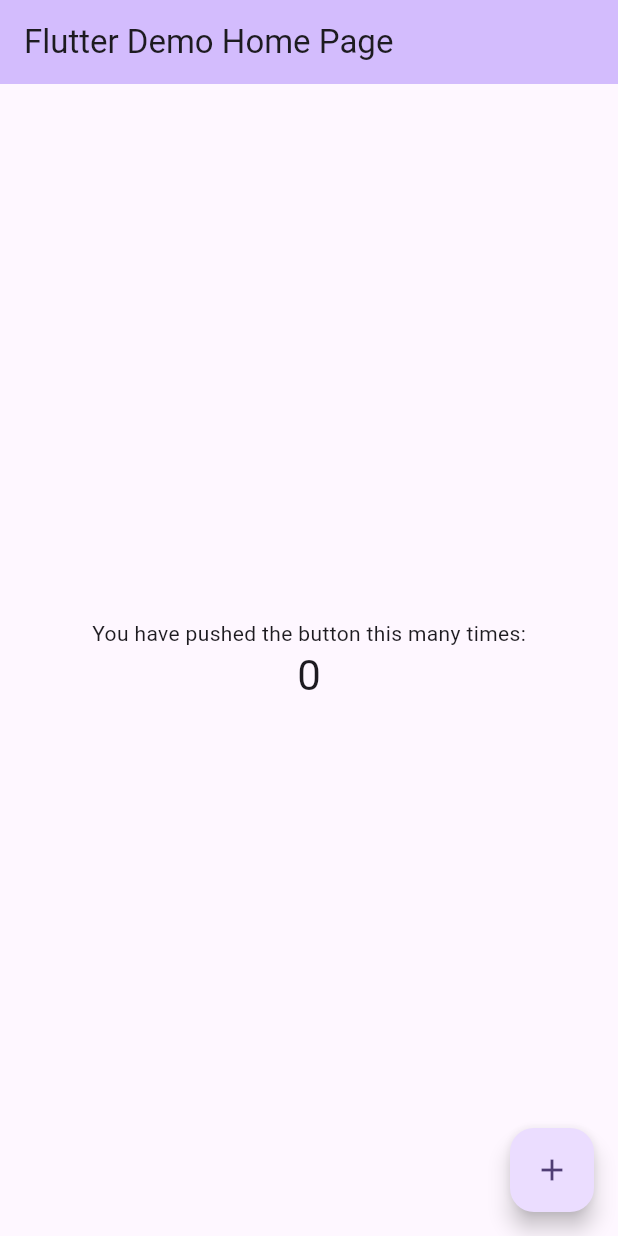
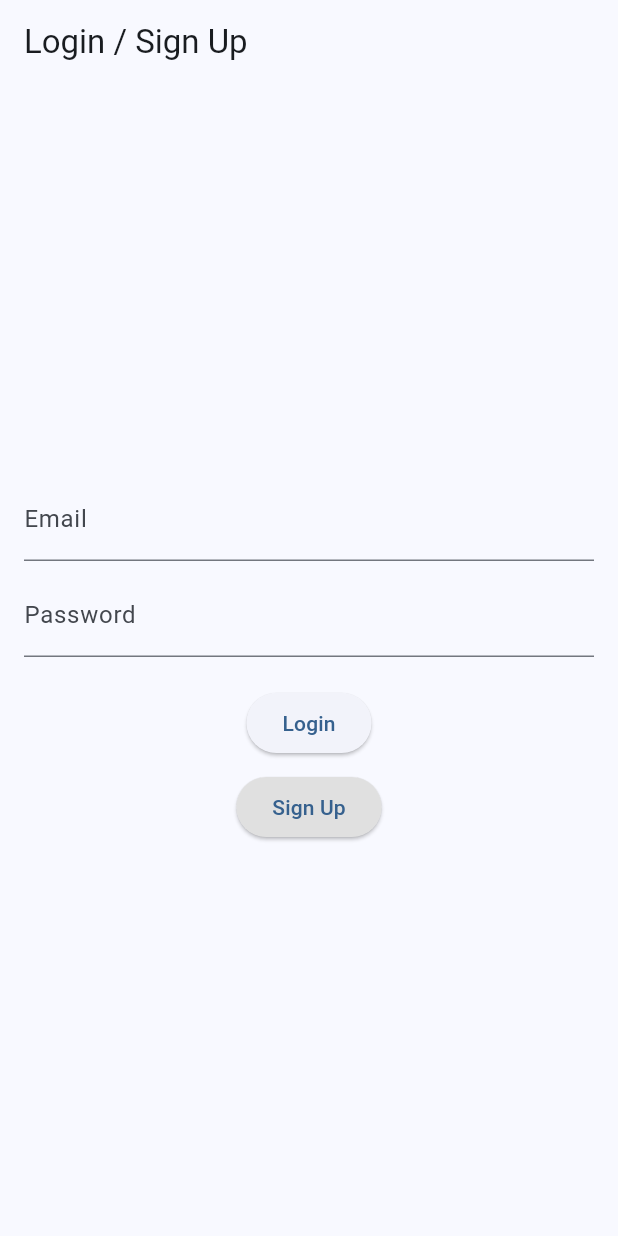
Before and after one commit to glycogen94/yemae_app, a Flutter app: the screen it shows after launch, on a phone screen of 412 x 824 dp. Run offline on Flutter 3.47's test engine with Material 3 defaults, Android fonts, the phone set to English and light mode, and no system bars; our stand-ins replace cloud_firestore, firebase_auth, firebase_core; accounts and stored records are empty.

Commit message:
feat: login and build setting

```diff
--- /dev/null
+++ b/firestore.indexes.json
@@ -0,0 +1,4 @@
+{
+  "indexes": [],
+  "fieldOverrides": []
+}
--- a/lib/main.dart
+++ b/lib/main.dart
@@ -1,123 +1,63 @@
 import 'package:flutter/material.dart';
+import 'package:firebase_core/firebase_core.dart';
+import 'package:firebase_auth/firebase_auth.dart';
+// Import Firestore for potential future use here, though not directly used in this basic auth wrapper
+// import 'package:cloud_firestore/cloud_firestore.dart';
+import 'firebase_options.dart'; // Generated by flutterfire configure
+import 'screens/home_screen.dart';
+import 'screens/login_screen.dart'; // We need to create this
 
-void main() {
+void main() async { // Make main async
+  WidgetsFlutterBinding.ensureInitialized(); // Ensure Flutter bindings are initialized
+  await Firebase.initializeApp(
+    options: DefaultFirebaseOptions.currentPlatform,
+  ); // Initialize Firebase
   runApp(const MyApp());
 }
 
 class MyApp extends StatelessWidget {
   const MyApp({super.key});
 
-  // This widget is the root of your application.
   @override
   Widget build(BuildContext context) {
     return MaterialApp(
-      title: 'Flutter Demo',
+      title: 'Yemae App', // Updated App Title
       theme: ThemeData(
-        // This is the theme of your application.
-        //
-        // TRY THIS: Try running your application with "flutter run". You'll see
-        // the application has a purple toolbar. Then, without quitting the app,
-        // try changing the seedColor in the colorScheme below to Colors.green
-        // and then invoke "hot reload" (save your changes or press the "hot
-        // reload" button in a Flutter-supported IDE, or press "r" if you used
-        // the command line to start the app).
-        //
-        // Notice that the counter didn't reset back to zero; the application
-        // state is not lost during the reload. To reset the state, use hot
-        // restart instead.
-        //
-        // This works for code too, not just values: Most code changes can be
-        // tested with just a hot reload.
-        colorScheme: ColorScheme.fromSeed(seedColor: Colors.deepPurple),
+        colorScheme: ColorScheme.fromSeed(seedColor: Colors.blue), // Changed theme color
         useMaterial3: true,
       ),
-      home: const MyHomePage(title: 'Flutter Demo Home Page'),
+      home: const AuthWrapper(), // Use AuthWrapper to handle auth state
     );
   }
 }
 
-class MyHomePage extends StatefulWidget {
-  const MyHomePage({super.key, required this.title});
-
-  // This widget is the home page of your application. It is stateful, meaning
-  // that it has a State object (defined below) that contains fields that affect
-  // how it looks.
-
-  // This class is the configuration for the state. It holds the values (in this
-  // case the title) provided by the parent (in this case the App widget) and
-  // used by the build method of the State. Fields in a Widget subclass are
-  // always marked "final".
-
-  final String title;
-
-  @override
-  State<MyHomePage> createState() => _MyHomePageState();
-}
-
-class _MyHomePageState extends State<MyHomePage> {
-  int _counter = 0;
-
-  void _incrementCounter() {
-    setState(() {
-      // This call to setState tells the Flutter framework that something has
-      // changed in this State, which causes it to rerun the build method below
-      // so that the display can reflect the updated values. If we changed
-      // _counter without calling setState(), then the build method would not be
-      // called again, and so nothing would appear to happen.
-      _counter++;
-    });
-  }
+// A Widget that rebuilds when the authentication state changes
+class AuthWrapper extends StatelessWidget {
+  const AuthWrapper({super.key});
 
   @override
   Widget build(BuildContext context) {
-    // This method is rerun every time setState is called, for instance as done
-    // by the _incrementCounter method above.
-    //
-    // The Flutter framework has been optimized to make rerunning build methods
-    // fast, so that you can just rebuild anything that needs updating rather
-    // than having to individually change instances of widgets.
-    return Scaffold(
-      appBar: AppBar(
-        // TRY THIS: Try changing the color here to a specific color (to
-        // Colors.amber, perhaps?) and trigger a hot reload to see the AppBar
-        // change color while the other colors stay the same.
-        backgroundColor: Theme.of(context).colorScheme.inversePrimary,
-        // Here we take the value from the MyHomePage object that was created by
-        // the App.build method, and use it to set our appbar title.
-        title: Text(widget.title),
-      ),
-      body: Center(
-        // Center is a layout widget. It takes a single child and positions it
-        // in the middle of the parent.
-        child: Column(
-          // Column is also a layout widget. It takes a list of children and
-          // arranges them vertically. By default, it sizes itself to fit its
-          // children horizontally, and tries to be as tall as its parent.
-          //
-          // Column has various properties to control how it sizes itself and
-          // how it positions its children. Here we use mainAxisAlignment to
-          // center the children vertically; the main axis here is the vertical
-          // axis because Columns are vertical (the cross axis would be
-          // horizontal).
-          //
-          // TRY THIS: Invoke "debug painting" (choose the "Toggle Debug Paint"
-          // action in the IDE, or press "p" in the console), to see the
-          // wireframe for each widget.
-          mainAxisAlignment: MainAxisAlignment.center,
-          children: <Widget>[
-            const Text('You have pushed the button this many times:'),
-            Text(
-              '$_counter',
-              style: Theme.of(context).textTheme.headlineMedium,
-            ),
-          ],
-        ),
-      ),
-      floatingActionButton: FloatingActionButton(
-        onPressed: _incrementCounter,
-        tooltip: 'Increment',
-        child: const Icon(Icons.add),
-      ), // This trailing comma makes auto-formatting nicer for build methods.
+    return StreamBuilder<User?>(
+      stream: FirebaseAuth.instance.authStateChanges(),
+      builder: (context, snapshot) {
+        // Show loading indicator while checking auth state
+        if (snapshot.connectionState == ConnectionState.waiting) {
+          return const Scaffold(
+            body: Center(child: CircularProgressIndicator()),
+          );
+        }
+
+        // If user is logged in, show HomeScreen
+        if (snapshot.hasData) {
+          return const HomeScreen();
+        }
+
+        // If user is not logged in, show LoginScreen
+        return const LoginScreen(); // We need to create this screen
+      },
     );
   }
 }
+
+
+// Removing MyHomePage and _MyHomePageState as they are replaced by HomeScreen and LoginScreen logic
--- /dev/null
+++ b/lib/screens/login_screen.dart
@@ -0,0 +1,130 @@
+import 'package:flutter/material.dart';
+import 'package:firebase_auth/firebase_auth.dart';
+
+class LoginScreen extends StatefulWidget {
+  const LoginScreen({super.key});
+
+  @override
+  State<LoginScreen> createState() => _LoginScreenState();
+}
+
+class _LoginScreenState extends State<LoginScreen> {
+  final _emailController = TextEditingController();
+  final _passwordController = TextEditingController();
+  final _auth = FirebaseAuth.instance;
+  bool _isLoading = false;
+  String? _errorMessage;
+
+  Future<void> _login() async {
+    setState(() {
+      _isLoading = true;
+      _errorMessage = null;
+    });
+    try {
+      await _auth.signInWithEmailAndPassword(
+        email: _emailController.text.trim(),
+        password: _passwordController.text.trim(),
+      );
+      // Navigation to HomeScreen happens automatically via AuthWrapper
+    } on FirebaseAuthException catch (e) {
+      setState(() {
+        _errorMessage = e.message;
+      });
+    } finally {
+      if (mounted) { // Check if the widget is still in the tree
+         setState(() {
+           _isLoading = false;
+         });
+      }
+    }
+  }
+
+  Future<void> _signUp() async {
+    setState(() {
+      _isLoading = true;
+      _errorMessage = null;
+    });
+    try {
+      await _auth.createUserWithEmailAndPassword(
+        email: _emailController.text.trim(),
+        password: _passwordController.text.trim(),
+      );
+      // Navigation to HomeScreen happens automatically via AuthWrapper
+    } on FirebaseAuthException catch (e) {
+      setState(() {
+        _errorMessage = e.message;
+      });
+    } finally {
+       if (mounted) { // Check if the widget is still in the tree
+         setState(() {
+           _isLoading = false;
+         });
+      }
+    }
+  }
+
+  @override
+  void dispose() {
+    _emailController.dispose();
+    _passwordController.dispose();
+    super.dispose();
+  }
+
+  @override
+  Widget build(BuildContext context) {
+    return Scaffold(
+      appBar: AppBar(
+        title: const Text('Login / Sign Up'),
+      ),
+      body: Padding(
+        padding: const EdgeInsets.all(16.0),
+        child: Column(
+          mainAxisAlignment: MainAxisAlignment.center,
+          children: [
+            TextField(
+              controller: _emailController,
+              decoration: const InputDecoration(labelText: 'Email'),
+              keyboardType: TextInputType.emailAddress,
+            ),
+            const SizedBox(height: 8),
+            TextField(
+              controller: _passwordController,
+              decoration: const InputDecoration(labelText: 'Password'),
+              obscureText: true,
+            ),
+            const SizedBox(height: 20),
+            if (_isLoading)
+              const CircularProgressIndicator()
+            else
+              Column(
+                 mainAxisSize: MainAxisSize.min, // Prevent column from taking full height
+                 children: [
+                   ElevatedButton(
+                     onPressed: _login,
+                     child: const Text('Login'),
+                   ),
+                   const SizedBox(height: 8),
+                   ElevatedButton(
+                     onPressed: _signUp,
+                     style: ElevatedButton.styleFrom(
+                       backgroundColor: Colors.grey[300], // Different color for sign up
+                     ),
+                     child: const Text('Sign Up'),
+                   ),
+                 ]
+              ),
+            if (_errorMessage != null)
+              Padding(
+                padding: const EdgeInsets.only(top: 16.0),
+                child: Text(
+                  _errorMessage!,
+                  style: const TextStyle(color: Colors.red),
+                  textAlign: TextAlign.center,
+                ),
+              ),
+          ],
+        ),
+      ),
+    );
+  }
+}
--- a/pubspec.yaml
+++ b/pubspec.yaml
@@ -34,6 +34,9 @@ dependencies:
   # The following adds the Cupertino Icons font to your application.
   # Use with the CupertinoIcons class for iOS style icons.
   cupertino_icons: ^1.0.8
+  cloud_firestore: ^4.17.3 # Added Firestore dependency
+  firebase_auth: ^4.19.5 # Added Firebase Auth dependency
+  firebase_core: ^2.31.0   # Added Firebase Core dependency (implicitly needed, good to be explicit)
 
 dev_dependencies:
   flutter_test:
```
Also changed, not shown: lib/screens/event_detail_screen.dart (added, +57 -0 lines), lib/screens/home_screen.dart (added, +93 -0 lines), firebase.json (added), lib/firebase_options.dart (added), pubspec.lock, 139 other files.
